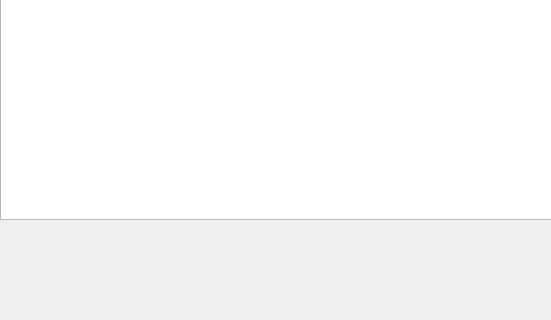
First picture: the form in mainwindow.ui, repository weitunglin/gloomhaven, before the edit; both pictures show x 0 to 551 and y 380 to 700 of the 800 by 700 pixel window.
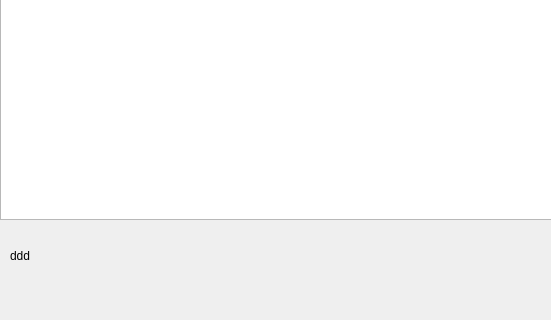
Second picture: the form after the edit.

Diff of the .ui file:
```diff
--- a/mainwindow.ui
+++ b/mainwindow.ui
@@ -46,6 +46,19 @@
      <set>Qt::AlignCenter</set>
     </property>
    </widget>
+   <widget class="QLabel" name="label_instruction">
+    <property name="geometry">
+     <rect>
+      <x>10</x>
+      <y>610</y>
+      <width>391</width>
+      <height>51</height>
+     </rect>
+    </property>
+    <property name="text">
+     <string>ddd</string>
+    </property>
+   </widget>
   </widget>
   <action name="actionOpen">
    <property name="text">
```
Left out of the diff: 13 changed lines with no effect on the pictures.
